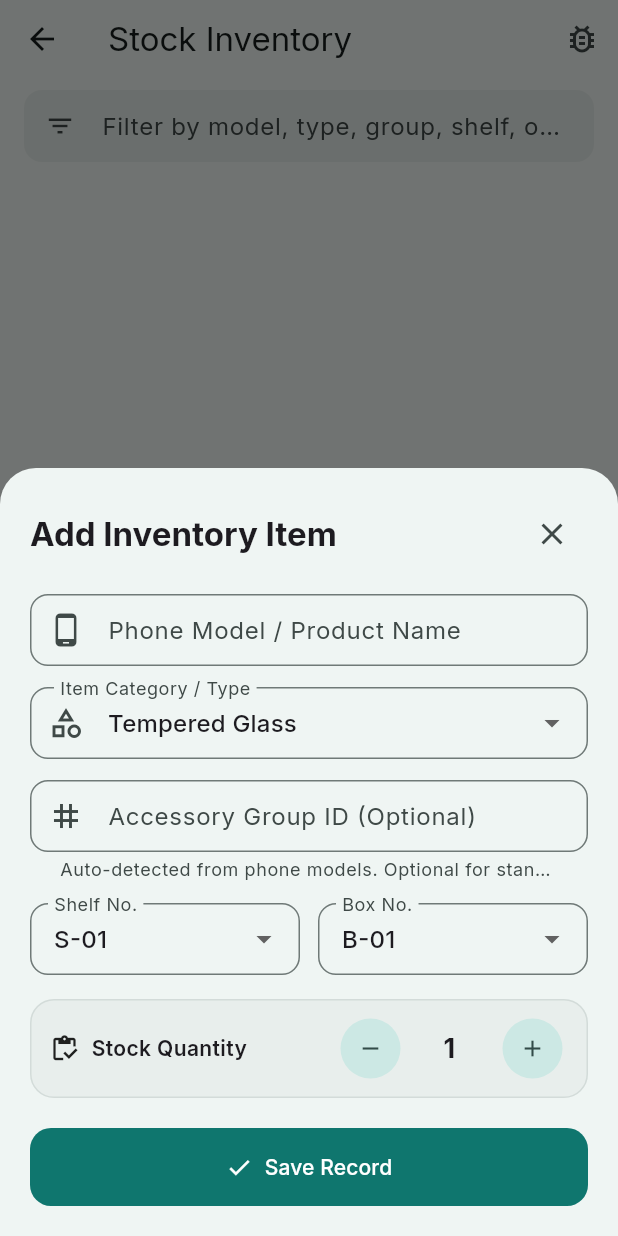
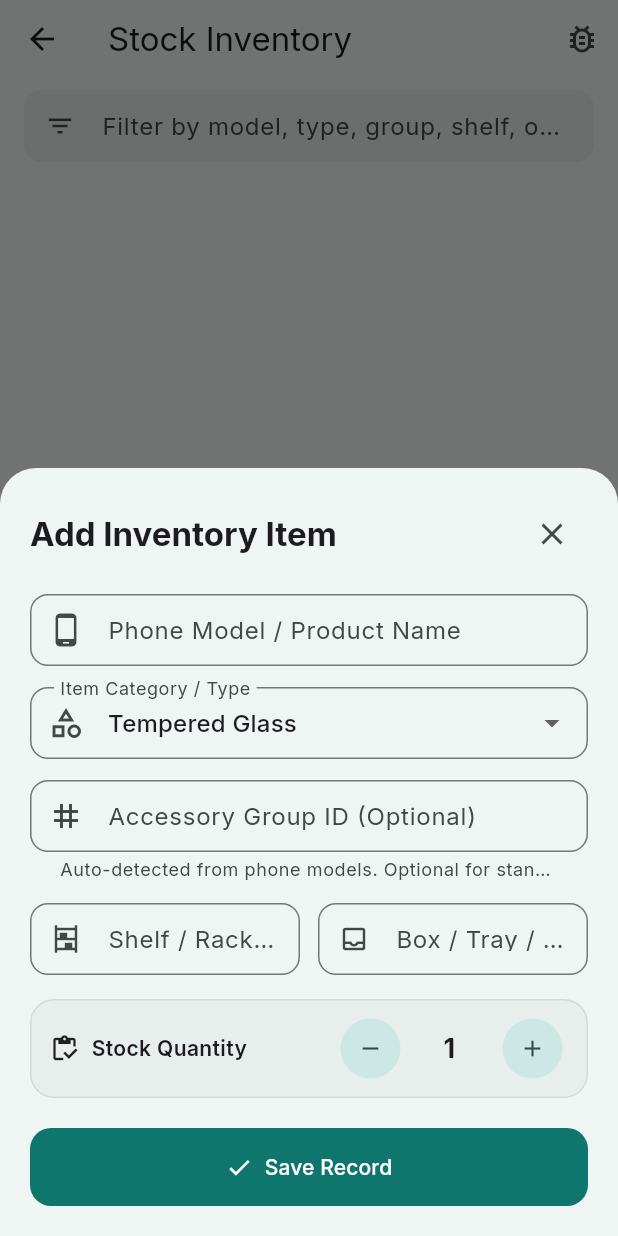
Before and after one commit to rawcode-dev/dukan-space, a Flutter app: the InventoryScreen screen opened directly, after a tap on "Add Item", on a phone screen of 412 x 824 dp. Run offline on Flutter 3.47's test engine with Material 3 defaults, Android fonts, the phone set to English and light mode, and no system bars; our stand-ins replace file_picker, google_fonts, share_plus, sqflite; missing offline and left inert: excel; accounts and stored records are empty.

Commit message:
feat(inventory): make Shelf and Box free-form custom user inputs with smart autocomplete

```diff
--- a/lib/views/inventory_screen.dart
+++ b/lib/views/inventory_screen.dart
@@ -232,23 +232,13 @@ class _AddEditItemSheetState extends State<_AddEditItemSheet> {
     'Custom...',
   ];
 
-  static const List<String> _predefinedShelves = [
-    'S-01', 'S-02', 'S-03', 'S-04', 'S-05', 'S-06', 'S-07', 'S-08', 'Custom...',
-  ];
-
-  static const List<String> _predefinedBoxes = [
-    'B-01', 'B-02', 'B-03', 'B-04', 'B-05', 'B-06', 'B-07', 'B-08', 'Custom...',
-  ];
-
   late String _selectedItemType;
-  late String _selectedShelf;
-  late String _selectedBox;
 
   final _modelController = TextEditingController();
   final _customTypeController = TextEditingController();
   final _groupController = TextEditingController();
-  final _customShelfController = TextEditingController();
-  final _customBoxController = TextEditingController();
+  final _shelfController = TextEditingController();
+  final _boxController = TextEditingController();
   final _stockController = TextEditingController();
 
   String? _autoDetectedGroupHint;
@@ -275,29 +265,9 @@ class _AddEditItemSheetState extends State<_AddEditItemSheet> {
       _selectedItemType = _predefinedItemTypes.first;
     }
 
-    // Shelf setup
-    if (item != null && item.shelfNo.isNotEmpty) {
-      if (_predefinedShelves.contains(item.shelfNo)) {
-        _selectedShelf = item.shelfNo;
-      } else {
-        _selectedShelf = 'Custom...';
-        _customShelfController.text = item.shelfNo;
-      }
-    } else {
-      _selectedShelf = _predefinedShelves.first;
-    }
-
-    // Box setup
-    if (item != null && item.boxNo.isNotEmpty) {
-      if (_predefinedBoxes.contains(item.boxNo)) {
-        _selectedBox = item.boxNo;
-      } else {
-        _selectedBox = 'Custom...';
-        _customBoxController.text = item.boxNo;
-      }
-    } else {
-      _selectedBox = _predefinedBoxes.first;
-    }
+    // Shelf & Box setup (Custom user inputs)
+    _shelfController.text = item?.shelfNo ?? '';
+    _boxController.text = item?.boxNo ?? '';
 
     // Group setup
     _groupController.text = item?.accessoryGroupId ?? '';
@@ -315,8 +285,8 @@ class _AddEditItemSheetState extends State<_AddEditItemSheet> {
     _modelController.dispose();
     _customTypeController.dispose();
     _groupController.dispose();
-    _customShelfController.dispose();
-    _customBoxController.dispose();
+    _shelfController.dispose();
+    _boxController.dispose();
     _stockController.dispose();
     super.dispose();
   }
@@ -483,77 +453,71 @@ class _AddEditItemSheetState extends State<_AddEditItemSheet> {
               ),
               const SizedBox(height: 14),
 
-              // 4. Shelf and Box (Dropdowns with Custom option)
+              // 4. Shelf and Box (Custom direct user input with autocomplete suggestions)
               Row(
                 crossAxisAlignment: CrossAxisAlignment.start,
                 children: [
                   Expanded(
-                    child: Column(
-                      children: [
-                        DropdownButtonFormField<String>(
-                          value: _selectedShelf,
+                    child: Autocomplete<String>(
+                      initialValue: TextEditingValue(text: _shelfController.text),
+                      optionsBuilder: (TextEditingValue textVal) {
+                        if (textVal.text.trim().isEmpty) return const Iterable<String>.empty();
+                        final query = textVal.text.toLowerCase();
+                        return vm.existingShelves.where((s) => s.toLowerCase().contains(query)).take(5);
+                      },
+                      onSelected: (String selection) {
+                        _shelfController.text = selection;
+                      },
+                      fieldViewBuilder: (ctx, controller, focusNode, onFieldSubmitted) {
+                        controller.addListener(() {
+                          _shelfController.text = controller.text;
+                        });
+                        return TextFormField(
+                          controller: controller,
+                          focusNode: focusNode,
                           decoration: InputDecoration(
-                            labelText: 'Shelf No.',
+                            labelText: 'Shelf / Rack Location',
+                            hintText: 'e.g. S-1, Rack A, Top Drawer...',
+                            prefixIcon: const Icon(Icons.shelves, size: 20),
                             border: OutlineInputBorder(borderRadius: BorderRadius.circular(12)),
                             contentPadding: const EdgeInsets.symmetric(horizontal: 12, vertical: 12),
                           ),
-                          items: {
-                            ..._predefinedShelves,
-                            ...vm.existingShelves,
-                            'Custom...',
-                          }.map((s) => DropdownMenuItem(value: s, child: Text(s))).toList(),
-                          onChanged: (val) {
-                            if (val != null) setState(() => _selectedShelf = val);
-                          },
-                        ),
-                        if (_selectedShelf == 'Custom...') ...[
-                          const SizedBox(height: 8),
-                          TextFormField(
-                            controller: _customShelfController,
-                            decoration: InputDecoration(
-                              labelText: 'Custom Shelf',
-                              hintText: 'e.g. S-99',
-                              border: OutlineInputBorder(borderRadius: BorderRadius.circular(12)),
-                            ),
-                            validator: (v) => v == null || v.trim().isEmpty ? 'Required' : null,
-                          ),
-                        ],
-                      ],
+                          validator: (v) => v == null || v.trim().isEmpty ? 'Required' : null,
+                          onFieldSubmitted: (v) => onFieldSubmitted(),
+                        );
+                      },
                     ),
                   ),
                   const SizedBox(width: 12),
                   Expanded(
-                    child: Column(
-                      children: [
-                        DropdownButtonFormField<String>(
-                          value: _selectedBox,
+                    child: Autocomplete<String>(
+                      initialValue: TextEditingValue(text: _boxController.text),
+                      optionsBuilder: (TextEditingValue textVal) {
+                        if (textVal.text.trim().isEmpty) return const Iterable<String>.empty();
+                        final query = textVal.text.toLowerCase();
+                        return vm.existingBoxes.where((b) => b.toLowerCase().contains(query)).take(5);
+                      },
+                      onSelected: (String selection) {
+                        _boxController.text = selection;
+                      },
+                      fieldViewBuilder: (ctx, controller, focusNode, onFieldSubmitted) {
+                        controller.addListener(() {
+                          _boxController.text = controller.text;
+                        });
+                        return TextFormField(
+                          controller: controller,
+                          focusNode: focusNode,
                           decoration: InputDecoration(
-                            labelText: 'Box No.',
+                            labelText: 'Box / Tray / Bin',
+                            hintText: 'e.g. B-1, Box 12, Tray 3...',
+                            prefixIcon: const Icon(Icons.inbox_outlined, size: 20),
                             border: OutlineInputBorder(borderRadius: BorderRadius.circular(12)),
                             contentPadding: const EdgeInsets.symmetric(horizontal: 12, vertical: 12),
                           ),
-                          items: {
-                            ..._predefinedBoxes,
-                            ...vm.existingBoxes,
-                            'Custom...',
-                          }.map((b) => DropdownMenuItem(value: b, child: Text(b))).toList(),
-                          onChanged: (val) {
-                            if (val != null) setState(() => _selectedBox = val);
-                          },
-                        ),
-                        if (_selectedBox == 'Custom...') ...[
-                          const SizedBox(height: 8),
-                          TextFormField(
-                            controller: _customBoxController,
-                            decoration: InputDecoration(
-                              labelText: 'Custom Box',
-                              hintText: 'e.g. B-99',
-                              border: OutlineInputBorder(borderRadius: BorderRadius.circular(12)),
-                            ),
-                            validator: (v) => v == null || v.trim().isEmpty ? 'Required' : null,
-                          ),
-                        ],
-                      ],
+                          validator: (v) => v == null || v.trim().isEmpty ? 'Required' : null,
+                          onFieldSubmitted: (v) => onFieldSubmitted(),
+                        );
+                      },
                     ),
                   ),
                 ],
@@ -640,15 +604,9 @@ class _AddEditItemSheetState extends State<_AddEditItemSheet> {
     // Resolve Group ID (Optional)
     final finalGroup = _groupController.text.trim();
 
-    // Resolve Shelf
-    final finalShelf = _selectedShelf == 'Custom...'
-        ? _customShelfController.text.trim()
-        : _selectedShelf.trim();
-
-    // Resolve Box
-    final finalBox = _selectedBox == 'Custom...'
-        ? _customBoxController.text.trim()
-        : _selectedBox.trim();
+    // Resolve Shelf & Box (Custom direct user inputs)
+    final finalShelf = _shelfController.text.trim();
+    final finalBox = _boxController.text.trim();
 
     final finalStock = int.tryParse(_stockController.text.trim()) ?? _stockCount;
 
```
